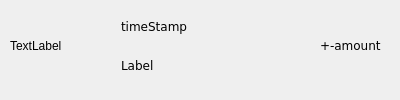
This is client/gui/transactionscardview.ui in TemplateName56/Blockchain_Wallet as Qt 5 draws it before an edit. The edited form follows.
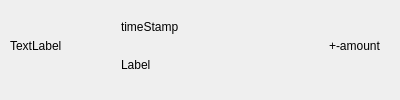
This is the edited form.

```diff
--- a/client/gui/transactionscardview.ui
+++ b/client/gui/transactionscardview.ui
@@ -10,10 +10,22 @@
     <height>100</height>
    </rect>
   </property>
+  <property name="minimumSize">
+   <size>
+    <width>0</width>
+    <height>0</height>
+   </size>
+  </property>
+  <property name="maximumSize">
+   <size>
+    <width>400</width>
+    <height>100</height>
+   </size>
+  </property>
   <property name="windowTitle">
    <string>Form</string>
   </property>
-  <widget class="QWidget" name="">
+  <widget class="QWidget" name="layoutWidget">
    <property name="geometry">
     <rect>
      <x>10</x>
@@ -57,7 +69,6 @@
          <widget class="QLabel" name="timeStamp_Label">
           <property name="font">
            <font>
-            <family>Verdana</family>
             <pointsize>9</pointsize>
            </font>
           </property>
@@ -70,7 +81,6 @@
          <widget class="QLabel" name="transactionLabel_Label">
           <property name="font">
            <font>
-            <family>Verdana</family>
             <pointsize>9</pointsize>
            </font>
           </property>
@@ -100,7 +110,6 @@
      <widget class="QLabel" name="amount_Label">
       <property name="font">
        <font>
-        <family>Verdana</family>
         <pointsize>9</pointsize>
        </font>
       </property>
```
